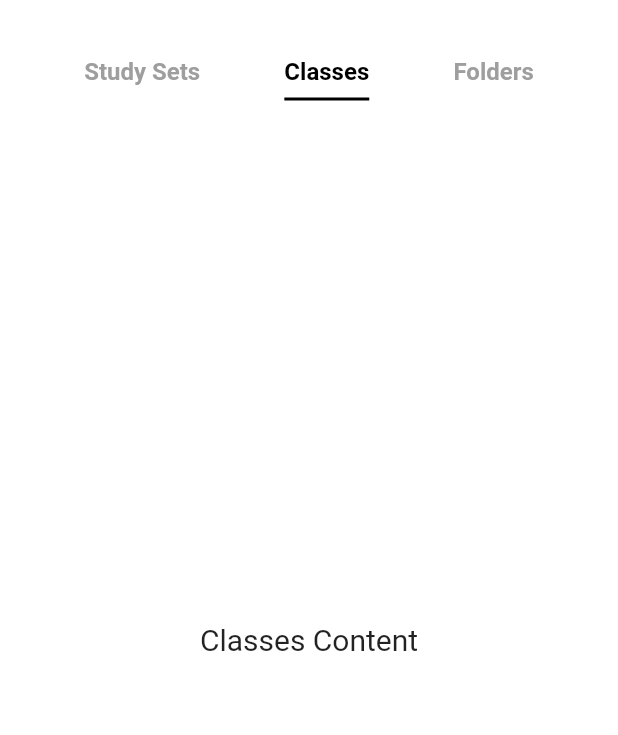
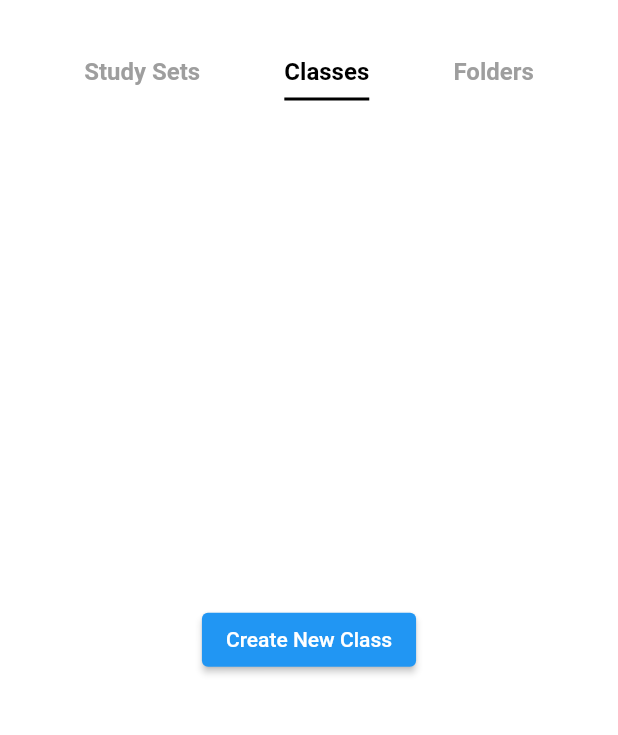
Before and after one commit to TruongGiaBao299/Final-Flutter-App, a Flutter app: the LibraryScreen screen opened directly, after a tap on "Classes", on a phone screen of 412 x 824 dp, the part 87-822 px from its top. Run offline on Flutter 3.47's test engine with Material 3 defaults, Android fonts, the phone set to English and light mode, and no system bars.

Commit message:
update inside screen

```diff
--- a/exam/lib/library_screen.dart
+++ b/exam/lib/library_screen.dart
@@ -23,8 +23,8 @@ class _LibraryScreenState extends State<LibraryScreen> {
               child: Row(
                 mainAxisAlignment: MainAxisAlignment.spaceBetween,
                 children: [
-                  Padding(
-                    padding: const EdgeInsets.only(left: 20.0),
+                  const Padding(
+                    padding: EdgeInsets.only(left: 20.0),
                     child: Text(
                       'Library',
                       style:
@@ -34,7 +34,7 @@ class _LibraryScreenState extends State<LibraryScreen> {
                   Padding(
                     padding: const EdgeInsets.only(right: 20.0),
                     child: IconButton(
-                      icon: Icon(Icons.add),
+                      icon: const Icon(Icons.add),
                       onPressed: () {
                         // Add your action here
                       },
@@ -58,9 +58,17 @@ class _LibraryScreenState extends State<LibraryScreen> {
               child: IndexedStack(
                 index: _selectedIndex,
                 children: [
-                  _buildContent('Study Sets Content'),
-                  _buildContent('Classes Content'),
-                  _buildContent('Folders Content'),
+                  StudySetsContent(),
+                  ClassesContent(
+                    onCreateNew: () {
+                      // Add your action to create new class
+                    },
+                  ),
+                  FoldersContent(
+                    onCreateNew: () {
+                      // Add your action to create new folder
+                    },
+                  ),
                 ],
               ),
             ),
@@ -101,13 +109,58 @@ class _LibraryScreenState extends State<LibraryScreen> {
       ),
     );
   }
+}
 
-  Widget _buildContent(String contentText) {
-    return Center(
+class StudySetsContent extends StatelessWidget {
+  @override
+  Widget build(BuildContext context) {
+    return const Center(
       child: Text(
-        contentText,
+        'Study Sets Content',
         style: TextStyle(fontSize: 20),
       ),
     );
   }
 }
+
+class ClassesContent extends StatelessWidget {
+  final VoidCallback onCreateNew;
+
+  const ClassesContent({required this.onCreateNew});
+
+  @override
+  Widget build(BuildContext context) {
+    return Column(
+      mainAxisAlignment: MainAxisAlignment.center,
+      children: [
+        Center(
+          child: ElevatedButton(
+            onPressed: onCreateNew,
+            child: const Text('Create New Class'),
+          ),
+        ),
+      ],
+    );
+  }
+}
+
+class FoldersContent extends StatelessWidget {
+  final VoidCallback onCreateNew;
+
+  const FoldersContent({required this.onCreateNew});
+
+  @override
+  Widget build(BuildContext context) {
+    return Column(
+      mainAxisAlignment: MainAxisAlignment.center,
+      children: [
+        Center(
+          child: ElevatedButton(
+            onPressed: onCreateNew,
+            child: const Text('Create New Folder'),
+          ),
+        ),
+      ],
+    );
+  }
+}
```
